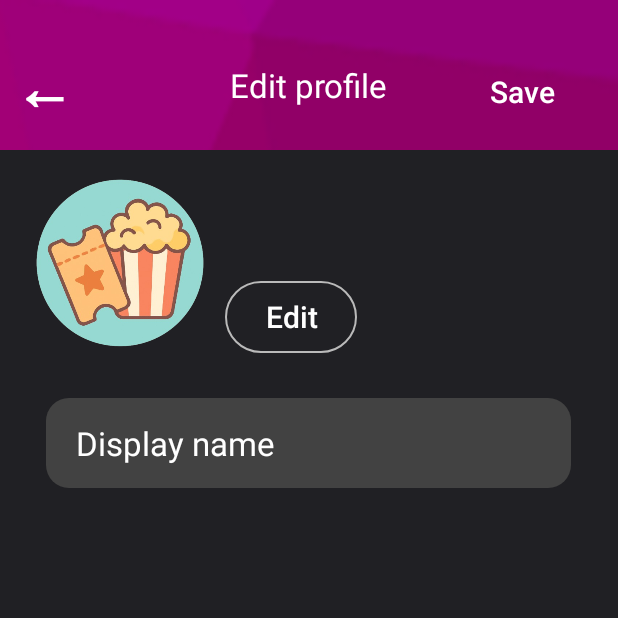
After one commit to QuocThang1302/movie-ticket-booking-app, an Android app: the EditUserProfile screen opened directly, with no data from a screen before it, on a phone screen of 412 x 824 dp, the top half of it. The commit adds this screen. Run offline under Robolectric (Android 15) with nearby library versions, the phone set to English and light mode, and no system bars; 1 statement that could not run was skipped.

Commit message:
add UserProfile and EditUserProfile

```diff
--- a/app/src/main/AndroidManifest.xml
+++ b/app/src/main/AndroidManifest.xml
@@ -44,6 +44,10 @@
         <activity
             android:name=".HomeActivity"
             android:exported="false" />
+        <activity android:name=".home.UserProfile"
+            android:exported="false"/>
+        <activity android:name=".home.EditUserProfile"
+            android:exported="false"/>
         <activity
             android:name=".LoginActivity"
             android:exported="true">
--- /dev/null
+++ b/app/src/main/java/com/example/moviebooking/home/EditUserProfile.java
@@ -0,0 +1,51 @@
+package com.example.moviebooking.home;
+
+import android.content.Intent;
+import android.os.Bundle;
+import android.view.View;
+import android.widget.Button;
+import android.widget.EditText;
+import android.widget.ImageView;
+
+import androidx.appcompat.app.AppCompatActivity;
+
+import com.example.moviebooking.R;
+import com.example.moviebooking.dto.UserInfo;
+
+public class EditUserProfile extends AppCompatActivity {
+
+    private UserInfo userInfo = null;
+
+    @Override
+    protected void onCreate(Bundle savedInstanceState) {
+        super.onCreate(savedInstanceState);
+        setContentView(R.layout.activity_edit_user_profile);
+        getIntentData();
+        setUserInfo();
+        allViewClickListener();
+    }
+
+    private void getIntentData(){
+        Intent intent = getIntent();
+        userInfo = (UserInfo) intent.getSerializableExtra("userInfoIntent");
+    }
+
+    private void setUserInfo(){
+        ImageView editProfileImage = findViewById(R.id.edit_user_profile_picture);
+        EditText editDisplayname = findViewById(R.id.et_display_name);
+
+        editDisplayname.setText(userInfo.getName());
+        editProfileImage.setImageResource(R.drawable.icon_user_ava);
+    }
+
+    private void allViewClickListener(){
+        Button editprofileBackButton = findViewById(R.id.edit_user_profile_back_button);
+        editprofileBackButton.setOnClickListener(new View.OnClickListener() {
+            @Override
+            public void onClick(View v) {
+                finish();
+            }
+        });
+    }
+
+}
--- /dev/null
+++ b/app/src/main/res/drawable/edittext_border_background.xml
@@ -0,0 +1,9 @@
+<shape xmlns:android="http://schemas.android.com/apk/res/android"
+    android:shape="rectangle">
+
+    <solid android:color="@color/border_gray" />
+
+
+
+    <corners android:radius="15dp" />
+</shape>
--- /dev/null
+++ b/app/src/main/res/drawable/profile_button_border.xml
@@ -0,0 +1,14 @@
+<shape xmlns:android="http://schemas.android.com/apk/res/android"
+    android:shape="rectangle">
+
+    <!-- Viền -->
+    <stroke
+        android:width="1dp"
+        android:color="#bababa" /> <!-- Màu viền -->
+
+    <!-- Nền (nếu cần) -->
+    <solid android:color="@color/alpha" /> <!-- Nền trắng -->
+
+    <!-- Bo góc (nếu muốn) -->
+    <corners android:radius="50dp" />
+</shape>
--- /dev/null
+++ b/app/src/main/res/layout/activity_edit_user_profile.xml
@@ -0,0 +1,99 @@
+<?xml version="1.0" encoding="utf-8"?>
+<androidx.constraintlayout.widget.ConstraintLayout xmlns:android="http://schemas.android.com/apk/res/android"
+    xmlns:app="http://schemas.android.com/apk/res-auto"
+    android:layout_width="match_parent"
+    android:layout_height="match_parent"
+    android:background="@drawable/bg">
+
+    <Button
+        android:id="@+id/edit_user_profile_back_button"
+        android:layout_width="wrap_content"
+        android:layout_height="wrap_content"
+        android:layout_marginTop="20dp"
+        android:layout_marginStart="-15dp"
+        android:text="@string/back_arrow"
+        android:background="@color/alpha"
+        android:textSize="40dp"
+        android:textStyle="bold"
+        app:layout_constraintStart_toStartOf="parent"
+        app:layout_constraintTop_toTopOf="parent"/>
+
+    <androidx.appcompat.widget.AppCompatButton
+        android:id="@+id/edit_save_button"
+        android:layout_width="wrap_content"
+        android:layout_height="wrap_content"
+        android:layout_alignParentEnd="true"
+        android:layout_alignParentTop="true"
+        android:layout_marginTop="37dp"
+        android:layout_marginEnd="20dp"
+        android:text="Save"
+        android:textStyle="normal"
+        android:textColor="@color/white"
+        android:textSize="20dp"
+        android:textAllCaps="false"
+        android:paddingHorizontal="20dp"
+        android:background="@color/alpha"
+        android:backgroundTint="@null"
+        android:foregroundTint="@null"
+        android:stateListAnimator="@null"
+        android:elevation="0dp"
+        app:layout_constraintEnd_toEndOf="parent"
+        app:layout_constraintTop_toTopOf="parent"/>
+
+    <TextView
+        android:layout_width="wrap_content"
+        android:layout_height="wrap_content"
+        app:layout_constraintEnd_toEndOf="parent"
+        app:layout_constraintStart_toStartOf="parent"
+        app:layout_constraintTop_toTopOf="parent"
+        android:layout_marginTop="42dp"
+        android:text="Edit profile"
+        android:textColor="@color/white"
+        android:textSize="22dp"/>
+
+    <RelativeLayout
+        android:layout_width="match_parent"
+        android:layout_height="match_parent"
+        android:layout_marginTop="100dp"
+        android:background="@color/dark_blue">
+
+        <ImageView
+
+            android:id="@+id/edit_user_profile_picture"
+            android:layout_width="120dp"
+            android:layout_height="120dp"
+            android:layout_alignParentLeft="true"
+            android:layout_alignParentTop="true"
+            android:layout_marginLeft="20dp"
+            android:layout_marginTop="15dp"/>
+
+        <androidx.appcompat.widget.AppCompatButton
+            android:layout_width="wrap_content"
+            android:layout_height="wrap_content"
+            android:id="@+id/edit_profile_picture_button"
+            android:layout_toRightOf="@id/edit_user_profile_picture"
+            android:layout_above="@id/et_display_name"
+            android:layout_marginStart="10dp"
+            android:text="Edit"
+            android:textAllCaps="false"
+            android:textColor="@color/white"
+            android:background="@drawable/profile_button_border"
+            android:textSize="20dp"/>
+
+        <EditText
+            android:id="@+id/et_display_name"
+            android:layout_width="350dp"
+            android:layout_height="60dp"
+            android:layout_centerHorizontal="true"
+            android:layout_below="@id/edit_user_profile_picture"
+            android:layout_marginTop="30dp"
+            android:paddingStart="20dp"
+            android:paddingEnd="20dp"
+            android:text="Display name"
+            android:textColor="@color/white"
+            android:background="@drawable/edittext_border_background"
+            android:textSize="22dp"/>
+
+    </RelativeLayout>
+
+</androidx.constraintlayout.widget.ConstraintLayout>
--- a/app/src/main/res/layout/activity_home.xml
+++ b/app/src/main/res/layout/activity_home.xml
@@ -4,12 +4,12 @@
     android:id="@+id/drawer_layout"
     android:layout_width="match_parent"
     android:layout_height="match_parent"
-    android:background="@drawable/bg">
+    android:background="@color/black">
 
     <ImageView
         android:id="@+id/blur_background_image"
         android:layout_width="match_parent"
-        android:layout_height="match_parent"
+        android:layout_height="wrap_content"
         android:scaleType="centerCrop"
         android:alpha="0.6">
     </ImageView>
@@ -143,7 +143,7 @@
     <!-- Drawer -->
     <androidx.recyclerview.widget.RecyclerView
         android:id="@+id/right_drawer"
-        android:layout_width="240dp"
+        android:layout_width="300dp"
         android:layout_height="match_parent"
         android:layout_gravity="end"
         android:layout_marginTop="20dp"
--- a/app/src/main/res/values/colors.xml
+++ b/app/src/main/res/values/colors.xml
@@ -12,4 +12,8 @@
     <color name="violet">#19112a</color>
     <color name="dark_violet">#0C0918</color>
     <color name="light_violet">#8358b2</color>
+    <color name="dark_blue">#202024</color>
+    <color name="alpha">#00FFFFFF</color>
+    <color name="border_gray">#424242</color>
+    <color name="silver_light_gray">#C0C0C0</color>
 </resources>
--- a/app/src/main/res/values/strings.xml
+++ b/app/src/main/res/values/strings.xml
@@ -1,3 +1,4 @@
 <resources>
     <string name="app_name">moviebooking</string>
+    <string name="back_arrow">\u2190</string>
 </resources>
```
Also changed, not shown: app/src/main/java/com/example/moviebooking/home/DrawerListAdapter.java (+59 -14 lines), app/src/main/java/com/example/moviebooking/home/UserProfile.java (added, +63 -0 lines), app/src/main/res/layout/activity_user_profile.xml (added, +83 -0 lines), app/src/main/res/layout/list_item_header_drawer.xml (renamed from app/src/main/res/layout/list_item_drawer.xml, +10 -8 lines), app/src/main/res/drawable/ava.png, app/src/main/res/drawable/icon_user_ava.png.
